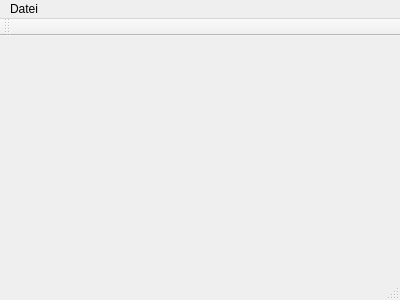
First picture: the form in src/miomain.ui, repository dehnhardt/iconnconfig, before the edit.
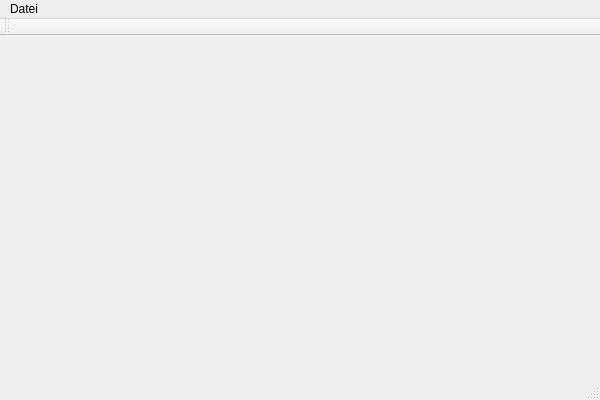
Second picture: the form after the edit.

```diff
--- a/src/miomain.ui
+++ b/src/miomain.ui
@@ -6,10 +6,22 @@
    <rect>
     <x>0</x>
     <y>0</y>
-    <width>400</width>
-    <height>300</height>
+    <width>600</width>
+    <height>400</height>
    </rect>
   </property>
+  <property name="minimumSize">
+   <size>
+    <width>600</width>
+    <height>400</height>
+   </size>
+  </property>
+  <property name="baseSize">
+   <size>
+    <width>600</width>
+    <height>400</height>
+   </size>
+  </property>
   <property name="windowTitle">
    <string>MioMain</string>
   </property>
@@ -19,17 +31,17 @@
     <rect>
      <x>0</x>
      <y>0</y>
-     <width>400</width>
-     <height>22</height>
+     <width>600</width>
+     <height>19</height>
     </rect>
    </property>
-   <widget class="QMenu" name="menuMio10_Congig">
+   <widget class="QMenu" name="menuMio10_Config">
     <property name="title">
      <string>Datei</string>
     </property>
     <addaction name="actionQuit"/>
    </widget>
-   <addaction name="menuMio10_Congig"/>
+   <addaction name="menuMio10_Config"/>
   </widget>
   <widget class="QToolBar" name="mainToolBar">
    <attribute name="toolBarArea">
```
Left out of the diff: 6 changed lines with no effect on the pictures.
